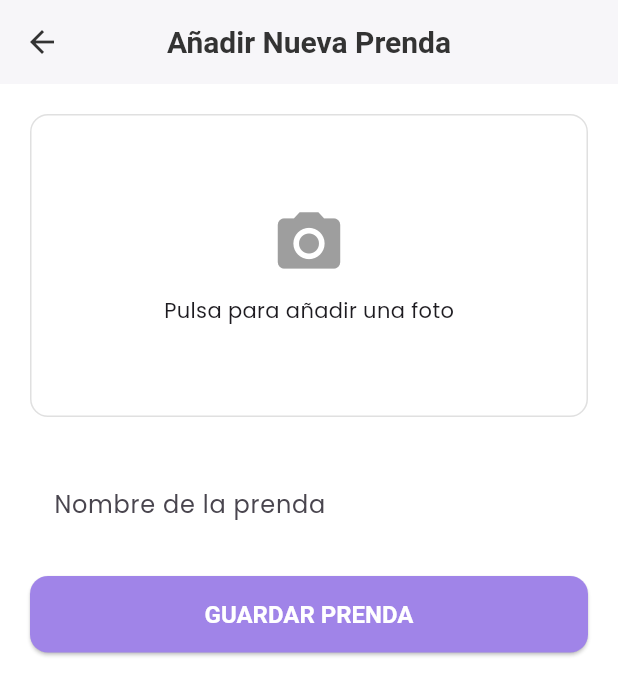
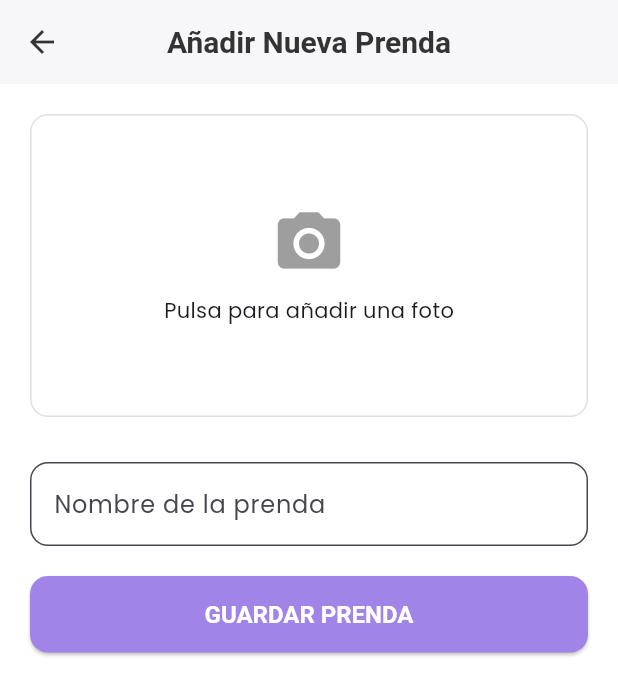
Before and after one commit to aleramiirez/Armario-Virtual, a Flutter app: the screen it shows once a user with an empty profile is signed in, after a tap on the "add" icon, on a phone screen of 412 x 824 dp. Shown: the top 695 px of the screen. Run offline on Flutter 3.47's test engine with Material 3 defaults, Android fonts, the phone set to English and light mode, and no system bars; our stand-ins replace cached_network_image, cloud_firestore, cloud_functions, firebase_auth, firebase_core, firebase_storage and 4 more; missing offline and left inert: firebase_app_check, translator; accounts and stored records are empty; network calls fail.

Commit message:
refactor home

```diff
--- a/lib/config/app_theme.dart
+++ b/lib/config/app_theme.dart
@@ -57,7 +57,11 @@ class AppTheme {
       fillColor: colorSuperficie,
       border: OutlineInputBorder(
         borderRadius: BorderRadius.circular(12),
-        borderSide: BorderSide.none,
+        borderSide: BorderSide(color: Colors.grey.shade300, width: 1.0),
+      ),
+      focusedBorder: OutlineInputBorder(
+        borderRadius: BorderRadius.circular(12),
+        borderSide: const BorderSide(color: colorPrimario, width: 2.0),
       ),
       prefixIconColor: colorTextoPrincipal,
     ),
--- a/lib/screens/home/home_screen.dart
+++ b/lib/screens/home/home_screen.dart
@@ -1,10 +1,14 @@
 import 'package:flutter/material.dart';
 import 'package:firebase_auth/firebase_auth.dart';
 import 'package:cloud_firestore/cloud_firestore.dart';
-import 'package:cached_network_image/cached_network_image.dart';
 import 'package:armario_virtual/screens/add_garment/add_garment_screen.dart';
-import 'package:armario_virtual/screens/garment_detail/garment_detail_screen.dart';
+import 'widgets/garment_grid.dart';
 
+/// Pantalla principal de la aplicación.
+///
+/// Muestra el armario del usuario y gestiona el estado de los datos
+/// (cargando, vacío, error o con datos) a través de un [StreamBuilder]
+/// que escucha en tiempo real la colección de prendas en Firestore.
 class HomeScreen extends StatefulWidget {
   const HomeScreen({super.key});
 
@@ -13,6 +17,7 @@ class HomeScreen extends StatefulWidget {
 }
 
 class _HomeScreenState extends State<HomeScreen> {
+  /// Obtiene el usuario actualmente autenticado para construir la consulta de Firestore.
   final user = FirebaseAuth.instance.currentUser!;
 
   @override
@@ -27,96 +32,44 @@ class _HomeScreenState extends State<HomeScreen> {
           ),
         ],
       ),
+      // StreamBuilder se reconstruye automáticamente cada vez que hay un cambio
+      // en la colección 'garments' de Firestore.
       body: StreamBuilder<QuerySnapshot>(
         stream: FirebaseFirestore.instance
             .collection('users')
             .doc(user.uid)
             .collection('garments')
-            .orderBy('createdAt', descending: true)
+            .orderBy('createdAt', descending: true) // Muestra las prendas más nuevas primero.
             .snapshots(),
         builder: (context, snapshot) {
+          // Muestra un indicador de carga mientras se obtienen los datos.
           if (snapshot.connectionState == ConnectionState.waiting) {
             return const Center(child: CircularProgressIndicator());
           }
+          // Muestra un mensaje si ocurre un error.
           if (snapshot.hasError) {
             return const Center(
               child: Text('Ocurrió un error al cargar las prendas.'),
             );
           }
+          // Muestra un mensaje si el armario está vacío.
           if (!snapshot.hasData || snapshot.data!.docs.isEmpty) {
             return const Center(
               child: Text('Tu armario está vacío. ¡Añade tu primera prenda!'),
             );
           }
 
-          final garments = snapshot.data!.docs;
-
-          return GridView.builder(
-            padding: const EdgeInsets.all(10),
-            gridDelegate: const SliverGridDelegateWithFixedCrossAxisCount(
-              crossAxisCount: 2,
-              crossAxisSpacing: 10,
-              mainAxisSpacing: 10,
-              childAspectRatio: 0.8,
-            ),
-            itemCount: garments.length,
-            itemBuilder: (context, index) {
-              final garmentDoc = garments[index];
-              final garmentData = garmentDoc.data() as Map<String, dynamic>;
-
-              return GestureDetector(
-                onTap: () {
-                  Navigator.push(
-                    context,
-                    MaterialPageRoute(
-                      builder: (ctx) => GarmentDetailScreen(
-                        garmentId: garmentDoc.id,
-                        garmentData: garmentData,
-                      ),
-                    ),
-                  );
-                },
-                child: Card(
-                  clipBehavior: Clip.antiAlias,
-                  shape: RoundedRectangleBorder(
-                    borderRadius: BorderRadius.circular(10),
-                  ),
-                  child: Column(
-                    crossAxisAlignment: CrossAxisAlignment.stretch,
-                    children: [
-                      Expanded(
-                        child: CachedNetworkImage(
-                          imageUrl: garmentData['imageUrl'],
-                          fit: BoxFit.cover,
-                          placeholder: (context, url) =>
-                              const Center(child: CircularProgressIndicator()),
-                          errorWidget: (context, url, error) =>
-                              const Icon(Icons.error),
-                        ),
-                      ),
-                      Padding(
-                        padding: const EdgeInsets.all(8.0),
-                        child: Text(
-                          garmentData['name'],
-                          style: const TextStyle(fontWeight: FontWeight.bold),
-                          textAlign: TextAlign.center,
-                          maxLines: 2,
-                          overflow: TextOverflow.ellipsis,
-                        ),
-                      ),
-                    ],
-                  ),
-                ),
-              );
-            },
-          );
+          // Si hay datos, delega la construcción de la
+          // cuadrícula al widget [GarmentGrid].
+          return GarmentGrid(garments: snapshot.data!.docs);
         },
       ),
       floatingActionButton: FloatingActionButton(
         onPressed: () {
-          Navigator.of(
+          Navigator.push(
             context,
-          ).push(MaterialPageRoute(builder: (ctx) => const AddGarmentScreen()));
+            MaterialPageRoute(builder: (ctx) => const AddGarmentScreen()),
+          );
         },
         child: const Icon(Icons.add),
       ),
--- a/lib/screens/login/widgets/login_form.dart
+++ b/lib/screens/login/widgets/login_form.dart
@@ -187,7 +187,7 @@ class _LoginFormState extends State<LoginForm> {
             mainAxisAlignment: MainAxisAlignment.center,
             children: [
               ElevatedButton.icon(
-                icon: Image.asset('assets/google_logo.png', height: 22.0),
+                icon: Image.asset('assets/google.png', height: 22.0),
                 label: const Text('Continuar con Google'),
                 style: ElevatedButton.styleFrom(
                   foregroundColor: Colors.black,
```
Also changed, not shown: lib/screens/home/widgets/garment_grid.dart (added, +102 -0 lines).
